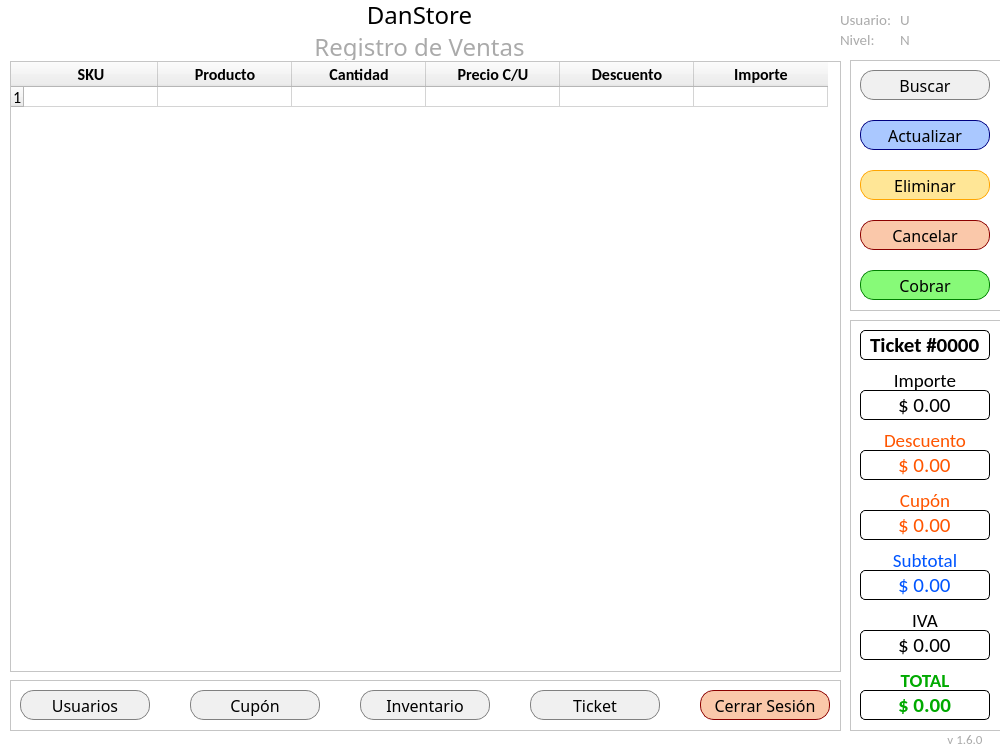
Qt form Pantallas/f_Ventas.ui (GhostHack07/Dan) before a commit.
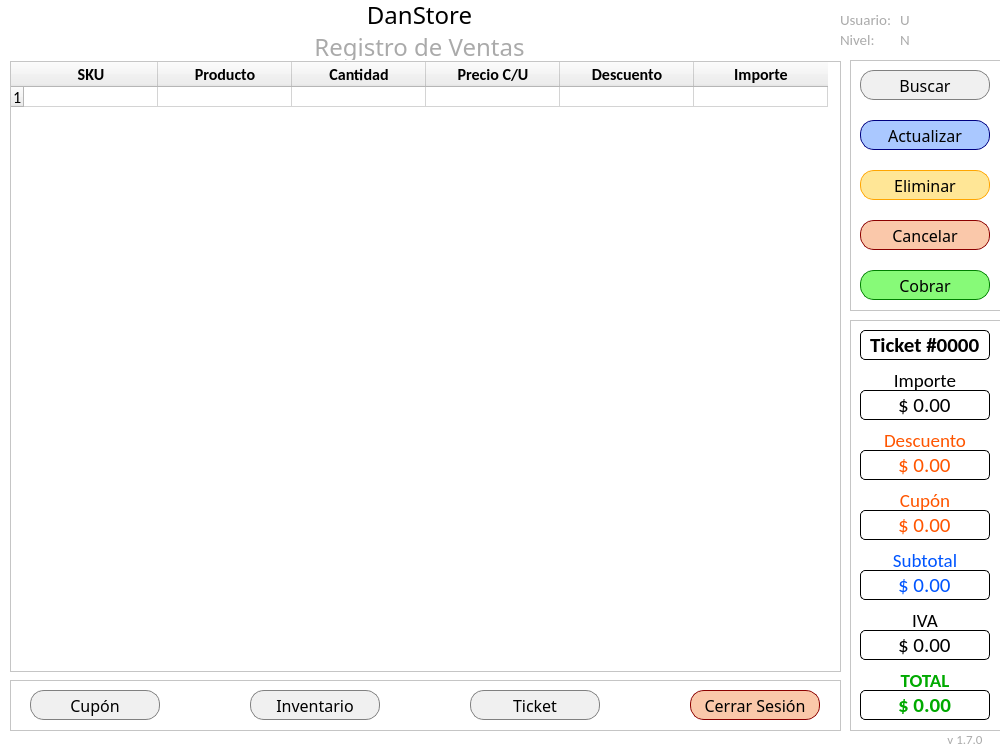
The same form after that commit.

Diff of the .ui file:
```diff
--- a/Pantallas/f_Ventas.ui
+++ b/Pantallas/f_Ventas.ui
@@ -13,7 +13,7 @@
   <property name="minimumSize">
    <size>
     <width>1000</width>
-    <height>640</height>
+    <height>750</height>
    </size>
   </property>
   <property name="maximumSize">
@@ -514,42 +514,10 @@
     <property name="frameShadow">
      <enum>QFrame::Raised</enum>
     </property>
-    <widget class="QPushButton" name="b_Usuarios">
-     <property name="geometry">
-      <rect>
-       <x>10</x>
-       <y>10</y>
-       <width>130</width>
-       <height>30</height>
-      </rect>
-     </property>
-     <property name="font">
-      <font>
-       <family>Swis721 LtCn BT</family>
-       <pointsize>12</pointsize>
-      </font>
-     </property>
-     <property name="focusPolicy">
-      <enum>Qt::StrongFocus</enum>
-     </property>
-     <property name="styleSheet">
-      <string notr="true">background-color: rgb(240, 240, 240);
-border-width: 1px;
-border-style: solid;
-border-color: gray;
-border-radius: 14px;</string>
-     </property>
-     <property name="text">
-      <string>Usuarios</string>
-     </property>
-     <property name="autoDefault">
-      <bool>true</bool>
-     </property>
-    </widget>
     <widget class="QPushButton" name="b_Cupon">
      <property name="geometry">
       <rect>
-       <x>180</x>
+       <x>20</x>
        <y>10</y>
        <width>130</width>
        <height>30</height>
@@ -581,7 +549,7 @@
     <widget class="QPushButton" name="b_Inventario">
      <property name="geometry">
       <rect>
-       <x>350</x>
+       <x>240</x>
        <y>10</y>
        <width>130</width>
        <height>30</height>
@@ -613,7 +581,7 @@
     <widget class="QPushButton" name="b_Ticket">
      <property name="geometry">
       <rect>
-       <x>520</x>
+       <x>460</x>
        <y>10</y>
        <width>130</width>
        <height>30</height>
@@ -645,7 +613,7 @@
     <widget class="QPushButton" name="b_Cerrar">
      <property name="geometry">
       <rect>
-       <x>690</x>
+       <x>680</x>
        <y>10</y>
        <width>130</width>
        <height>30</height>
@@ -1220,7 +1188,7 @@
      </font>
     </property>
     <property name="text">
-     <string>&lt;html&gt;&lt;head/&gt;&lt;body&gt;&lt;p&gt;&lt;span style=&quot; font-size:10pt; color:#aaaaaa;&quot;&gt;v 1.6.0&lt;/span&gt;&lt;/p&gt;&lt;/body&gt;&lt;/html&gt;</string>
+     <string>&lt;html&gt;&lt;head/&gt;&lt;body&gt;&lt;p&gt;&lt;span style=&quot; font-size:10pt; color:#aaaaaa;&quot;&gt;v 1.7.0&lt;/span&gt;&lt;/p&gt;&lt;/body&gt;&lt;/html&gt;</string>
     </property>
     <property name="alignment">
      <set>Qt::AlignCenter</set>
```
Left out of the diff: 1 changed line with no effect on the pictures.
